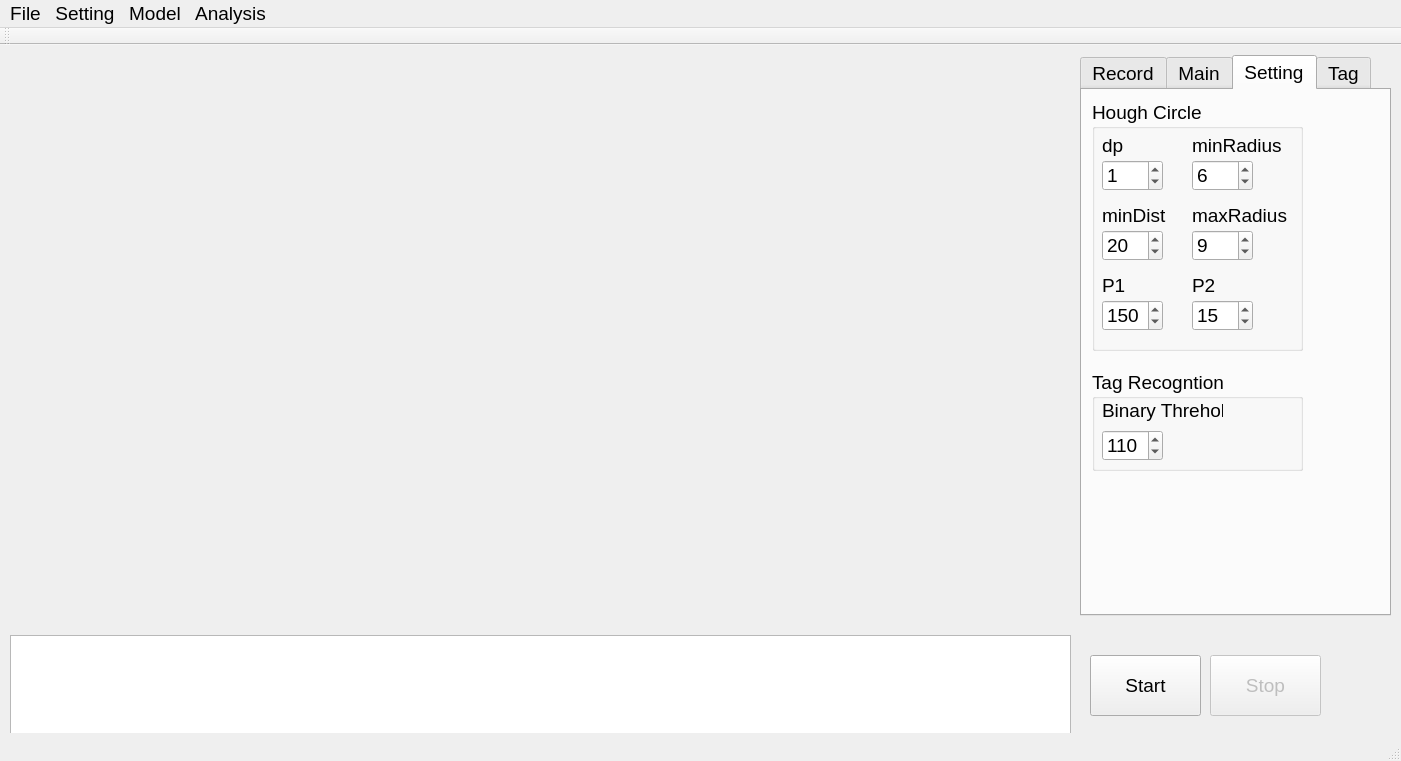
Above: mainwindow.ui from jefftsai8049/In-hive_Honey_Bee_Monitoring_System before the change. Below: the same form after it.
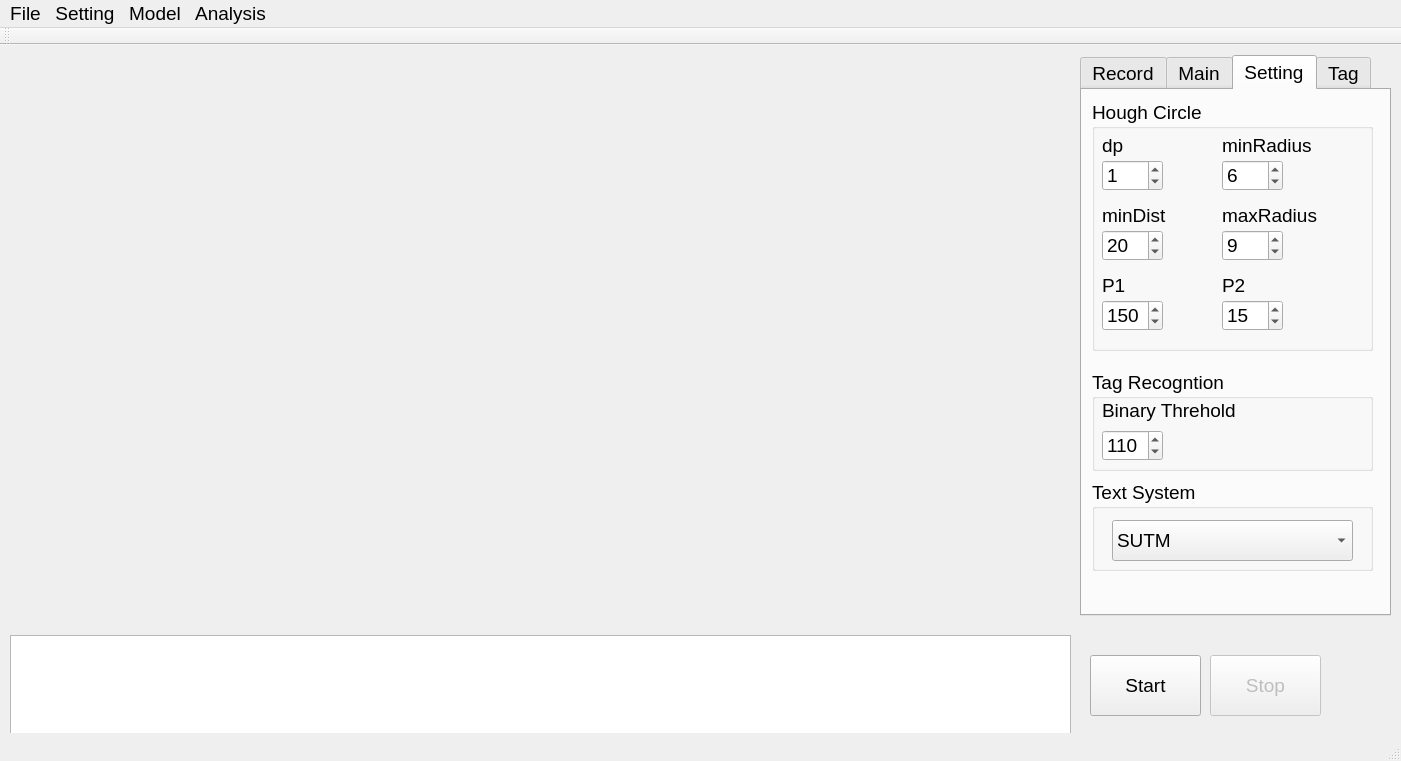
That is the form after the change. The open tabs and pages were chosen to show the change. Custom widgets are drawn as their Qt base class.

```diff
--- a/mainwindow.ui
+++ b/mainwindow.ui
@@ -337,7 +337,7 @@
        <rect>
         <x>10</x>
         <y>10</y>
-        <width>211</width>
+        <width>281</width>
         <height>251</height>
        </rect>
       </property>
@@ -347,7 +347,7 @@
       <widget class="QSpinBox" name="maxRadius_hough_circle_spinBox">
        <property name="geometry">
         <rect>
-         <x>100</x>
+         <x>130</x>
          <y>130</y>
          <width>61</width>
          <height>31</height>
@@ -373,7 +373,7 @@
       <widget class="QSpinBox" name="para_2_hough_circle_spinBox">
        <property name="geometry">
         <rect>
-         <x>100</x>
+         <x>130</x>
          <y>200</y>
          <width>61</width>
          <height>31</height>
@@ -389,7 +389,7 @@
       <widget class="QSpinBox" name="minRadius_hough_circle_spinBox">
        <property name="geometry">
         <rect>
-         <x>100</x>
+         <x>130</x>
          <y>60</y>
          <width>61</width>
          <height>31</height>
@@ -457,7 +457,7 @@
       <widget class="QLabel" name="label_4">
        <property name="geometry">
         <rect>
-         <x>100</x>
+         <x>130</x>
          <y>170</y>
          <width>31</width>
          <height>31</height>
@@ -472,7 +472,7 @@
         <rect>
          <x>10</x>
          <y>100</y>
-         <width>81</width>
+         <width>91</width>
          <height>31</height>
         </rect>
        </property>
@@ -483,9 +483,9 @@
       <widget class="QLabel" name="label_6">
        <property name="geometry">
         <rect>
-         <x>100</x>
+         <x>130</x>
          <y>30</y>
-         <width>101</width>
+         <width>121</width>
          <height>31</height>
         </rect>
        </property>
@@ -496,9 +496,9 @@
       <widget class="QLabel" name="label_7">
        <property name="geometry">
         <rect>
-         <x>100</x>
+         <x>130</x>
          <y>100</y>
-         <width>101</width>
+         <width>121</width>
          <height>31</height>
         </rect>
        </property>
@@ -512,7 +512,7 @@
        <rect>
         <x>10</x>
         <y>280</y>
-        <width>211</width>
+        <width>281</width>
         <height>101</height>
        </rect>
       </property>
@@ -540,7 +540,7 @@
         <rect>
          <x>10</x>
          <y>30</y>
-         <width>121</width>
+         <width>171</width>
          <height>21</height>
         </rect>
        </property>
@@ -549,6 +549,44 @@
        </property>
       </widget>
      </widget>
+     <widget class="QGroupBox" name="groupBox_4">
+      <property name="geometry">
+       <rect>
+        <x>10</x>
+        <y>390</y>
+        <width>281</width>
+        <height>91</height>
+       </rect>
+      </property>
+      <property name="title">
+       <string>Text System</string>
+      </property>
+      <widget class="QComboBox" name="text_system_comboBox">
+       <property name="geometry">
+        <rect>
+         <x>20</x>
+         <y>40</y>
+         <width>241</width>
+         <height>41</height>
+        </rect>
+       </property>
+       <item>
+        <property name="text">
+         <string>SUTM</string>
+        </property>
+       </item>
+       <item>
+        <property name="text">
+         <string>MUTM</string>
+        </property>
+       </item>
+       <item>
+        <property name="text">
+         <string>Test</string>
+        </property>
+       </item>
+      </widget>
+     </widget>
     </widget>
     <widget class="QWidget" name="tab_3">
      <attribute name="title">
```
Left out of the diff: 40 changed lines with no effect on the pictures.
